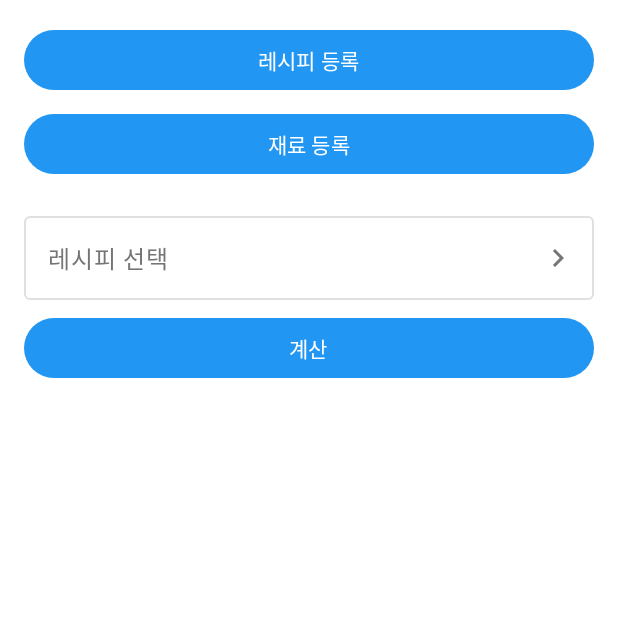
After one commit to heakbomb/GrowStudio, an Android app built with Jetpack Compose: the FoodCostScreen screen opened through its navigation route, on a phone screen of 412 x 824 dp, the top half of it. The commit adds this screen. Run offline under Robolectric (Android 15) with nearby library versions, the phone set to English and light mode, and no system bars.

Commit message:
프로필 -> 푸드코스트 화면 제작(추후 변경)

```diff
--- a/app/src/main/java/com/glowstudio/android/blindsjn/ui/navigation/Navigation.kt
+++ b/app/src/main/java/com/glowstudio/android/blindsjn/ui/navigation/Navigation.kt
@@ -5,21 +5,7 @@ import androidx.navigation.NavHostController
 import androidx.navigation.compose.NavHost
 import androidx.navigation.compose.composable
 import com.glowstudio.android.blindsjn.ui.MainScreen
-import com.glowstudio.android.blindsjn.ui.screens.AddScheduleScreen
-import com.glowstudio.android.blindsjn.ui.screens.LoginScreen
-import com.glowstudio.android.blindsjn.ui.screens.SignupScreen
-import com.glowstudio.android.blindsjn.ui.screens.HomeScreen
-import com.glowstudio.android.blindsjn.ui.screens.BoardScreen
-import com.glowstudio.android.blindsjn.ui.screens.BoardDetailScreen
-import com.glowstudio.android.blindsjn.ui.screens.PopularScreen
-import com.glowstudio.android.blindsjn.ui.screens.MessageScreen
-import com.glowstudio.android.blindsjn.ui.screens.ProfileScreen
-import com.glowstudio.android.blindsjn.ui.screens.WritePostScreen
-import com.glowstudio.android.blindsjn.ui.screens.PostDetailScreen
-import com.glowstudio.android.blindsjn.ui.screens.BusinessCertificationScreen
-import com.glowstudio.android.blindsjn.ui.screens.EditProfileScreen
-import com.glowstudio.android.blindsjn.ui.screens.EditContactScreen
-import com.glowstudio.android.blindsjn.ui.screens.NewsDetailScreen
+import com.glowstudio.android.blindsjn.ui.screens.*
 import com.glowstudio.android.blindsjn.ui.viewModel.TopBarState
 import com.glowstudio.android.blindsjn.ui.viewModel.TopBarViewModel
 import com.glowstudio.android.blindsjn.model.Article
@@ -36,7 +22,6 @@ fun AppNavHost(
         navController = navController,
         startDestination = "login"
     ) {
-        // 로그인 화면
         composable("login") {
             LoginScreen(
                 onLoginClick = { navController.navigate("main") },
@@ -45,23 +30,19 @@ fun AppNavHost(
             )
         }
 
-        // 회원가입 화면
         composable("signup") {
             SignupScreen(
                 onSignupClick = { phoneNumber, password ->
-                    // TODO: 서버와 연동하여 회원가입 처리
-                    navController.navigate("main") // 회원가입 후 홈 화면으로 이동
+                    navController.navigate("main")
                 },
                 onBackToLoginClick = { navController.navigateUp() }
             )
         }
 
-        // 메인 화면: 아래 5개 페이지의 상위 관리
         composable("main") {
-            MainScreen() // MainScreen은 네비게이션의 컨테이너 역할
+            MainScreen()
         }
 
-        // 뉴스 상세 화면
         composable("newsDetail/{articleJson}") { backStackEntry ->
             val articleJson = backStackEntry.arguments?.getString("articleJson")
             val article = try {
@@ -84,77 +65,63 @@ fun AppNavHost(
             }
         }
 
-        // 홈 화면
         composable("home") {
-            // 홈 화면에서는 TopBar를 단순하게 설정
             topBarViewModel.updateState(TopBarState("홈 화면", false, false))
             HomeScreen(navController = navController)
         }
 
-        // 게시판 목록 화면
         composable("board") {
             topBarViewModel.updateState(TopBarState("게시판 목록", false, true))
             BoardScreen(navController = navController)
         }
 
-        // 게시판 상세 화면
         composable("boardDetail/{title}") { backStackEntry ->
             val postTitle = backStackEntry.arguments?.getString("title") ?: "게시글"
             topBarViewModel.updateState(TopBarState(postTitle, true, true))
             BoardDetailScreen(navController = navController, title = postTitle)
         }
 
-        // 게시글 쓰기 화면
         composable("writePost") {
             topBarViewModel.updateState(TopBarState("게시글 작성", true, false))
             WritePostScreen(navController = navController)
         }
 
-        // 상세 게시물 화면
         composable("postDetail/{postId}") { backStackEntry ->
             val postId = backStackEntry.arguments?.getString("postId") ?: "1"
-            // 만약 PostDetailScreen에서 topBar 상태 변경이 필요하다면, 여기서 updateState 호출
             topBarViewModel.updateState(TopBarState("게시글 상세", true, false))
             PostDetailScreen(navController = navController, postId = postId)
         }
 
-        // 인기글 화면
         composable("popular") {
             topBarViewModel.updateState(TopBarState("인기글", false, false))
             PopularScreen()
         }
 
-        // 메시지 (캘린더) 화면
         composable("message") {
             topBarViewModel.updateState(TopBarState("캘린더", false, true))
             MessageScreen(navController = navController)
         }
 
-        // 캘린더 일정 추가 화면
         composable("addSchedule") {
             topBarViewModel.updateState(TopBarState("일정 추가", true, false))
             AddScheduleScreen(
                 onCancel = { navController.navigateUp() },
                 onSave = { schedule ->
-                    // schedule 정보 처리 로직
                     navController.navigateUp()
                 }
             )
         }
 
-        // 사업자 인증 화면
         composable("certification") {
             topBarViewModel.updateState(TopBarState("사업자 인증", true, false))
             BusinessCertificationScreen(
                 navController = navController,
                 onConfirm = { phone, certNumber, industry ->
-                    // 인증 완료 후 네비게이션 로직 처리
                     navController.navigate("someNextRoute")
                 }
             )
         }
 
-        // 프로필 화면
         composable("profile") {
             topBarViewModel.updateState(TopBarState("프로필", false, false))
             ProfileScreen(
@@ -172,33 +139,52 @@ fun AppNavHost(
                 },
                 onContactEditClick = {
                     navController.navigate("editContact")
+                },
+                onFoodCostCalculatorClick = {
+                    navController.navigate("foodCost")
                 }
             )
         }
 
-        // 프로필 변경 화면
         composable("editProfile") {
             topBarViewModel.updateState(TopBarState("프로필 변경", true, false))
             EditProfileScreen(
                 onBackClick = { navController.navigateUp() },
                 onSave = {
-                    // 프로필 저장 로직
                     navController.navigateUp()
                 }
             )
         }
 
-        // 연락처 변경 화면
         composable("editContact") {
             topBarViewModel.updateState(TopBarState("연락처 변경", true, false))
             EditContactScreen(
                 onBackClick = { navController.navigateUp() },
                 onSave = {
-                    // 연락처 저장 로직
                     navController.navigateUp()
                 }
             )
         }
 
+        // 푸드코스트 계산 메인 화면
+        composable("foodCost") {
+            topBarViewModel.updateState(TopBarState("푸드코스트 계산", true, false))
+            FoodCostScreen(
+                onRegisterRecipeClick = { navController.navigate("registerRecipe") },
+                onRegisterIngredientClick = { navController.navigate("registerIngredient") }
+            )
+        }
+
+        // 레시피 등록 화면
+        composable("registerRecipe") {
+            topBarViewModel.updateState(TopBarState("레시피 등록", true, false))
+            RegisterRecipeScreen()
+        }
+
+        // 재료 등록 화면
+        composable("registerIngredient") {
+            topBarViewModel.updateState(TopBarState("재료 등록", true, false))
+            RegisterIngredientScreen()
+        }
     }
 }
--- /dev/null
+++ b/app/src/main/java/com/glowstudio/android/blindsjn/ui/screens/FoodCostScreen.kt
@@ -0,0 +1,99 @@
+package com.glowstudio.android.blindsjn.ui.screens
+
+import androidx.compose.foundation.layout.*
+import androidx.compose.material.icons.Icons
+import androidx.compose.material.icons.filled.KeyboardArrowRight
+import androidx.compose.material3.*
+import androidx.compose.runtime.*
+import androidx.compose.ui.Modifier
+import androidx.compose.ui.unit.dp
+
+@Composable
+fun FoodCostScreen(
+    onRegisterRecipeClick: () -> Unit,
+    onRegisterIngredientClick: () -> Unit
+) {
+    Column(
+        modifier = Modifier
+            .fillMaxSize()
+            .padding(16.dp)
+    ) {
+        Button(
+            onClick = onRegisterRecipeClick,
+            modifier = Modifier.fillMaxWidth()
+        ) {
+            Text("레시피 등록")
+        }
+
+        Spacer(modifier = Modifier.height(8.dp))
+
+        Button(
+            onClick = onRegisterIngredientClick,
+            modifier = Modifier.fillMaxWidth()
+        ) {
+            Text("재료 등록")
+        }
+
+        Spacer(modifier = Modifier.height(16.dp))
+
+        // 추후 Room 등에서 불러올 레시피 리스트
+        var selectedRecipe by remember { mutableStateOf("") }
+        val recipeList = listOf("김치찌개", "된장국") // 예시
+
+        DropdownMenuBox(
+            title = "레시피 선택",
+            items = recipeList,
+            selectedItem = selectedRecipe,
+            onItemSelected = { selectedRecipe = it }
+        )
+
+        Spacer(modifier = Modifier.height(8.dp))
+
+        Button(
+            onClick = {
+                // TODO: 실제 푸드코스트 계산 로직 연결
+            },
+            modifier = Modifier.fillMaxWidth()
+        ) {
+            Text("계산")
+        }
+    }
+}
+
+@Composable
+fun DropdownMenuBox(
+    title: String,
+    items: List<String>,
+    selectedItem: String,
+    onItemSelected: (String) -> Unit
+) {
+    var expanded by remember { mutableStateOf(false) }
+    Box {
+        OutlinedTextField(
+            value = selectedItem,
+            onValueChange = {},
+            label = { Text(title) },
+            modifier = Modifier.fillMaxWidth(),
+            readOnly = true,
+            trailingIcon = {
+                IconButton(onClick = { expanded = !expanded }) {
+                    Icon(Icons.Default.KeyboardArrowRight, contentDescription = null)
+                }
+            }
+        )
+        DropdownMenu(
+            expanded = expanded,
+            onDismissRequest = { expanded = false }
+        ) {
+            items.forEach {
+                DropdownMenuItem(
+                    text = { Text(it) },
+                    onClick = {
+                        onItemSelected(it)
+                        expanded = false
+                    }
+                )
+            }
+        }
+    }
+}
```
Also changed, not shown: app/src/main/java/com/glowstudio/android/blindsjn/ui/screens/ProfileScreen.kt (+14 -2 lines), app/src/main/java/com/glowstudio/android/blindsjn/ui/screens/RegisterIngredientScreen.kt (added, +91 -0 lines), app/src/main/java/com/glowstudio/android/blindsjn/ui/screens/RegisterRecipeScreen.kt (added, +97 -0 lines).
